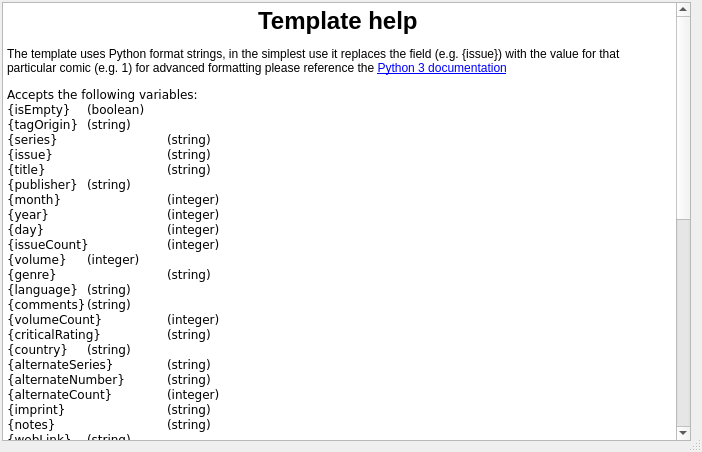
Qt form comictaggerlib/ui/TemplateHelp.ui (lordwelch/comictagger) before a commit.
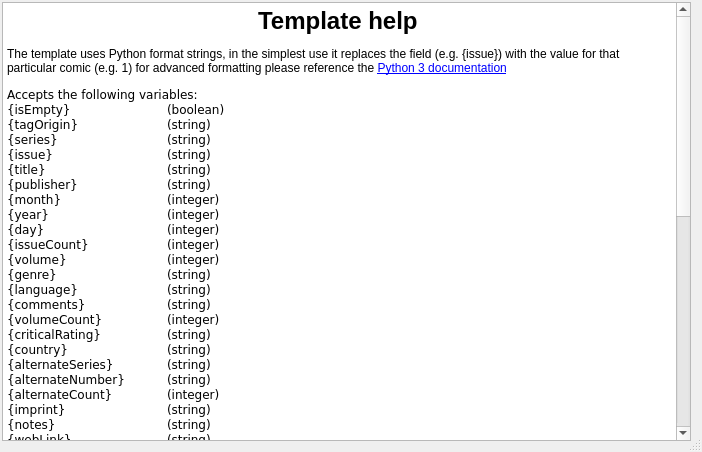
The same form after that commit.

```diff
--- a/comictaggerlib/ui/TemplateHelp.ui
+++ b/comictaggerlib/ui/TemplateHelp.ui
@@ -37,40 +37,40 @@
 
 			&lt;a href=&quot;https://docs.python.org/3/library/string.html#format-string-syntax&quot;&gt;Python 3 documentation&lt;/a&gt;&lt;/p&gt;
 		&lt;pre&gt;Accepts the following variables:
-{isEmpty}&#009;(boolean)
-{tagOrigin}&#009;(string)
+{isEmpty}&#009;&#009;(boolean)
+{tagOrigin}&#009;&#009;(string)
 {series}&#009;&#009;(string)
 {issue}&#009;&#009;(string)
 {title}&#009;&#009;(string)
-{publisher}&#009;(string)
+{publisher}&#009;&#009;(string)
 {month}&#009;&#009;(integer)
 {year}&#009;&#009;(integer)
 {day}&#009;&#009;(integer)
 {issueCount}&#009;(integer)
-{volume}&#009;(integer)
+{volume}&#009;&#009;(integer)
 {genre}&#009;&#009;(string)
-{language}&#009;(string)
-{comments}&#009;(string)
+{language}&#009;&#009;(string)
+{comments}&#009;&#009;(string)
 {volumeCount}&#009;(integer)
 {criticalRating}&#009;(string)
-{country}&#009;(string)
+{country}&#009;&#009;(string)
 {alternateSeries}&#009;(string)
 {alternateNumber}&#009;(string)
 {alternateCount}&#009;(integer)
 {imprint}&#009;&#009;(string)
 {notes}&#009;&#009;(string)
-{webLink}&#009;(string)
+{webLink}&#009;&#009;(string)
 {format}&#009;&#009;(string)
 {manga}&#009;&#009;(string)
 {blackAndWhite}&#009;(boolean)
-{pageCount}&#009;(integer)
+{pageCount}&#009;&#009;(integer)
 {maturityRating}&#009;(string)
-{storyArc}&#009;(string)
+{storyArc}&#009;&#009;(string)
 {seriesGroup}&#009;(string)
-{scanInfo}&#009;(string)
+{scanInfo}&#009;&#009;(string)
 {characters}&#009;(string)
 {teams}&#009;&#009;(string)
-{locations}&#009;(string)
+{locations}&#009;&#009;(string)
 {credits}&#009;&#009;(list of dict({&apos;role&apos;: &apos;str&apos;, &apos;person&apos;: &apos;str&apos;, &apos;primary&apos;: boolean}))
 {tags}&#009;&#009;(list of str)
 {pages}&#009;&#009;(list of dict({&apos;Image&apos;: &apos;str(int)&apos;, &apos;Type&apos;: &apos;str&apos;}))
@@ -80,13 +80,14 @@
 {isVersionOf}&#009;(string)
 {rights}&#009;&#009;(string)
 {identifier}&#009;(string)
-{lastMark}&#009;(string)
+{lastMark}&#009;&#009;(string)
 {coverImage}&#009;(string)
 
 Examples:
 
 {series} {issue} ({year})
 Spider-Geddon 1 (2018)
+
 {series} #{issue} - {title}
 Spider-Geddon #1 - New Players; Check In
 &lt;/pre&gt;
```
